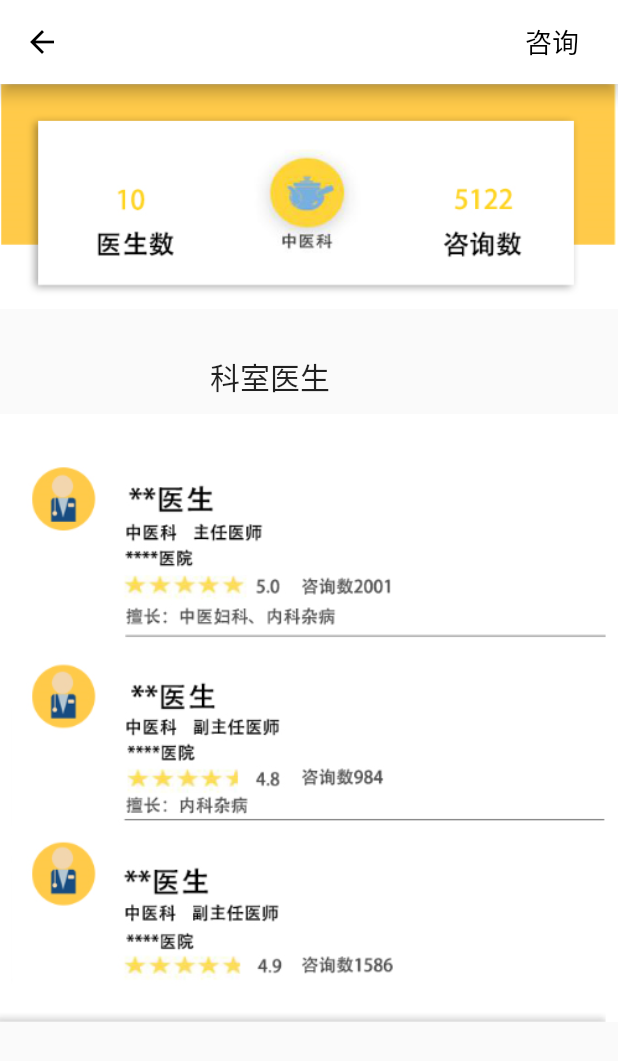
After one commit to Yu979/yongshan_app, a Flutter app: the ZhongyiPage screen opened by its route, on a phone screen of 412 x 824 dp. The commit adds this screen. Shown: the top 1061 px of the screen. Run offline on Flutter 3.47's test engine with Material 2 defaults, Android fonts, the phone set to English and light mode, and no system bars; our stand-ins replace flutter_screenutil, flutter_swiper, font_awesome_flutter.

Commit message:
create page about doctor

```diff
--- a/lib/main.dart
+++ b/lib/main.dart
@@ -3,6 +3,8 @@ import 'package:yongshanapp/login.dart';
 import 'package:yongshanapp/first_page.dart';
 import 'package:yongshanapp/bottom_menu.dart';
 import 'package:yongshanapp/shipu.dart';
+import 'package:yongshanapp/zhongyike.dart';
+import 'package:yongshanapp/zixun.dart';
 
 void main() => runApp(MyApp());
 
@@ -24,6 +26,8 @@ class MyApp extends StatelessWidget {
         "/first":(_) =>FirstPage(),
         "/bottomMenu":(_) =>BottomMenuPage(),
         "/shipu":(_)=>SecondPage(),
+        "/zhongyi":(_)=>ZhongyiPage(),
+        "/zixun" :(_)=>ZixunPage(),
       },
       debugShowCheckedModeBanner: false,
     );
--- /dev/null
+++ b/lib/zhongyike.dart
@@ -0,0 +1,61 @@
+import 'package:flutter/cupertino.dart';
+import 'package:flutter/material.dart';
+import 'package:flutter_swiper/flutter_swiper.dart';
+import 'package:yongshanapp/zhuanye.dart';
+import 'package:yongshanapp/zixun.dart';
+
+class ZhongyiPage extends StatefulWidget{
+  @override
+  _ZhongyiPageState createState() =>_ZhongyiPageState();
+}
+
+class _ZhongyiPageState extends State<ZhongyiPage>{
+
+
+  @override
+  Widget build(BuildContext context) {
+    return Scaffold(
+      appBar: AppBar(
+       leading: IconButton(
+         icon: Icon(Icons.arrow_back,color: Colors.black,),
+         onPressed: (){
+           Navigator.pop(context);
+         },
+       ),
+        primary: true,
+        backgroundColor: Colors.white,
+        centerTitle: true,
+        actions: <Widget>[
+          FlatButton(
+            child: Text('咨询',style: TextStyle(fontSize: 18,color: Colors.black)),
+            splashColor: Colors.yellow,
+            onPressed: (){
+              Navigator.pushNamed(context, "/zixun");
+            },
+          )
+        ],
+      ),
+
+      body: ListView(
+        children: <Widget>[
+          Image.asset('assets/zhuanye/zhongyixinxi.png'),
+         SizedBox(height: 30,),
+          Container(
+            child: Row(
+              children: <Widget>[
+                SizedBox(width: 140,),
+                Text('科室医生',style: TextStyle(fontSize: 20),),
+              ],
+            )
+          ),
+          SizedBox(height: 10,),
+
+          Image.asset('assets/zhuanye/keshiyisheng.png'),
+
+        ],
+
+
+      ),
+    );
+  }
+}
```
Also changed, not shown: lib/zhuanye.dart (+170 -2 lines), lib/zixun.dart (added, +29 -0 lines), pubspec.yaml (+14 -0 lines), assets/zhuanye/chang.png (added), assets/zhuanye/chuanran.png (added), assets/zhuanye/er.png (added), assets/zhuanye/gu.png (added), assets/zhuanye/huoyue.png (added), assets/zhuanye/huxi.png (added), assets/zhuanye/keshiyisheng.png (added), assets/zhuanye/more.png (added), assets/zhuanye/neifenmi.png (added), assets/zhuanye/top.png (added), assets/zhuanye/yisheng.png (added), 3 more files.
